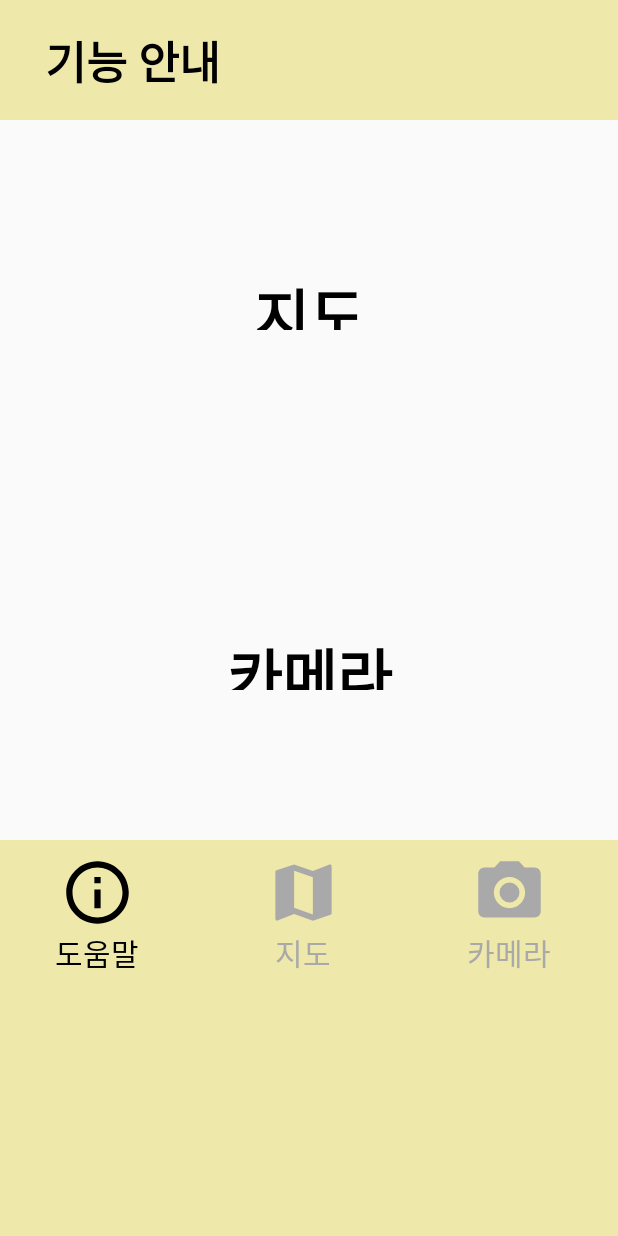
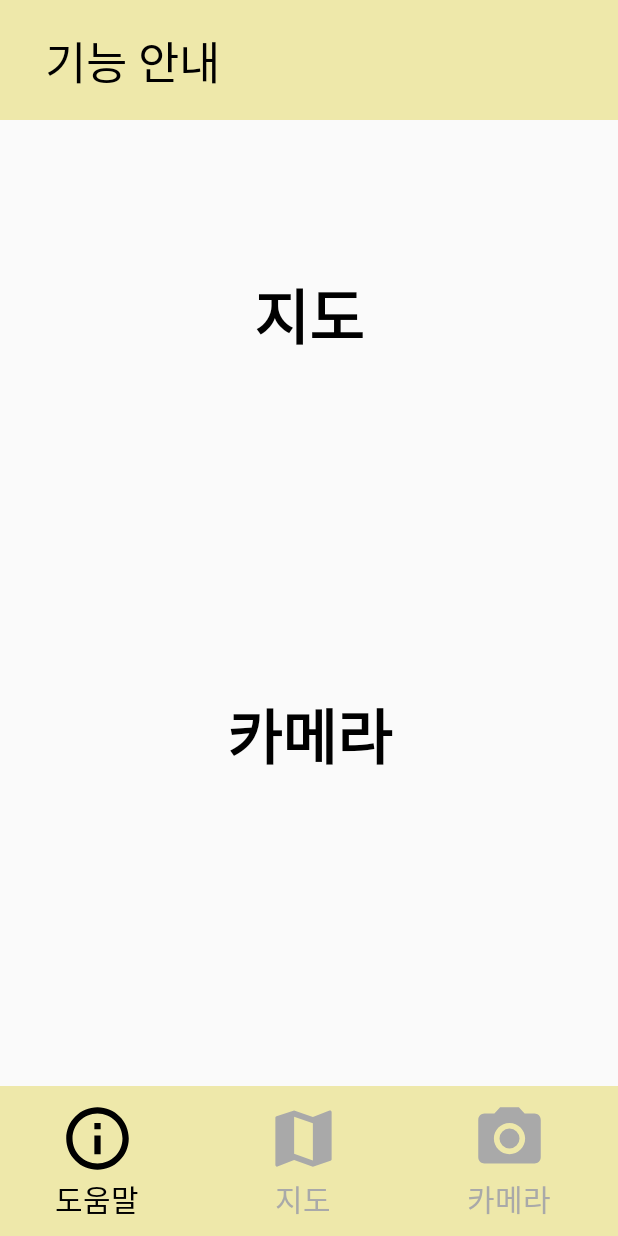
Before and after one commit to 0JUUU/CSEFINAL2, an Android app: the layout activity_info_func.xml on its own in the app's theme, with its tools: preview values and no code run, on a phone screen of 412 x 824 dp. Run offline under Robolectric (Android 15) with nearby library versions, the phone set to English and light mode, and no system bars.

Commit message:
update activity_info_func.xml, activity_info_map.xml dp size

```diff
--- a/app/src/main/res/layout/activity_info_func.xml
+++ b/app/src/main/res/layout/activity_info_func.xml
@@ -1,34 +1,40 @@
 <?xml version="1.0" encoding="utf-8"?>
-<androidx.constraintlayout.widget.ConstraintLayout
-    xmlns:android="http://schemas.android.com/apk/res/android" android:layout_width="match_parent"
-    android:layout_height="match_parent">
-    <LinearLayout
+
+<RelativeLayout xmlns:android="http://schemas.android.com/apk/res/android"
+xmlns:tools="http://schemas.android.com/tools"
+tools:context=".CameraActivity"
 android:layout_width="match_parent"
 android:layout_height="match_parent"
 android:orientation="vertical">
 
-        <LinearLayout
+    <RelativeLayout
+        android:id="@+id/Relative_info_func"
         android:layout_width="match_parent"
         android:layout_height="80dp"
-            android:background="@color/colorPaleGoldenrod">
+        android:background="@color/colorPaleGoldenrod"
+        android:layout_alignParentTop="true">
+
+
         <TextView
             android:layout_width="wrap_content"
             android:layout_height="match_parent"
             android:paddingTop="18dp"
             android:paddingLeft="30dp"
-                android:textStyle="bold"
             android:text="기능 안내"
             android:textColor="#000000"
             android:textSize="30sp"
             />
-        </LinearLayout>
+
+    </RelativeLayout>
+
 
     /* 기능안내 */
 
-        <LinearLayout
-            android:id="@+id/LinearLayout_info_map_simple"
+    <RelativeLayout
+        android:id="@+id/RelativeLayout_info_map_simple"
+        android:layout_below="@+id/Relative_info_func"
         android:layout_width="match_parent"
-            android:layout_height="240dp"
+        android:layout_height="280dp"
         android:orientation="vertical">
 
         <TextView
@@ -43,11 +49,13 @@
             android:textSize="40sp"
             android:textStyle="bold" />
 
-        </LinearLayout>
+    </RelativeLayout>
 
-        <LinearLayout
-            android:id="@+id/LinearLayout_info_camera_simple"
+    <RelativeLayout
+        android:id="@+id/RelativeLayout_info_camera_simple"
+        android:layout_below="@id/RelativeLayout_info_map_simple"
         android:layout_width="match_parent"
+        android:layout_alignParentBottom="true"
         android:layout_height="240dp"
         android:orientation="vertical">
 
@@ -63,12 +71,14 @@
             android:textSize="40sp"
             android:textStyle="bold" />
 
-        </LinearLayout>
+    </RelativeLayout>
 
     <LinearLayout
+        android:id="@+id/down_map"
         android:layout_width="match_parent"
-            android:layout_height="match_parent"
+        android:layout_height="100dp"
         android:orientation="horizontal"
+        android:layout_alignParentBottom="true"
         android:weightSum="3"
         android:background="@color/colorPaleGoldenrod">
 
@@ -96,8 +106,6 @@
                 android:textSize="20sp"
                 android:text="도움말"
                 android:textColor="#000000"/>
-
-
         </LinearLayout>
 
 
@@ -125,9 +133,6 @@
                 android:textSize="20sp"
                 android:text="지도"
                 android:textColor="@color/colorDarkGray"/>
-
-
-
         </LinearLayout>
 
         <LinearLayout
@@ -154,9 +159,6 @@
                 android:textSize="20sp"
                 android:text="카메라"
                 android:textColor="@color/colorDarkGray"/>
-
-            </LinearLayout>
-
         </LinearLayout>
     </LinearLayout>
-</androidx.constraintlayout.widget.ConstraintLayout>
+</RelativeLayout>
```
Also changed, not shown: app/src/main/res/layout/activity_info_map.xml (+25 -24 lines). Lines whose indentation alone changed are shown as unchanged.
